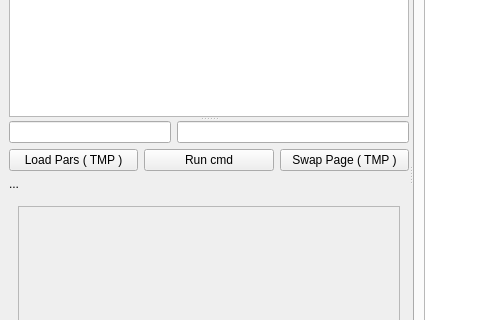
The window that src/client/client.ui (ccp4/DUI2) describes before a commit, drawn with Qt 5; both pictures show x 0 to 480 and y 117 to 437 of the 734 by 582 pixel window.
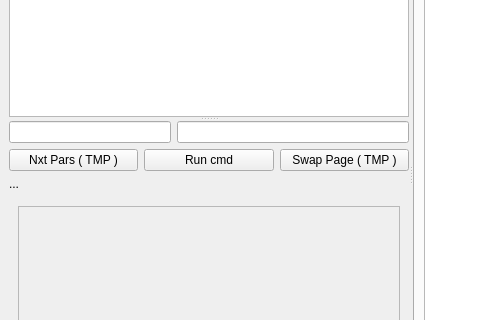
The same window after the commit.

Commit message: connecting temporarily parameters with line input

```diff
--- a/src/client/client.ui
+++ b/src/client/client.ui
@@ -49,7 +49,7 @@
            <item>
             <widget class="QPushButton" name="LoadParsButton">
              <property name="text">
-              <string>Load Pars ( TMP )</string>
+              <string>Nxt Pars ( TMP )</string>
              </property>
             </widget>
            </item>
```
Left out of the diff: 4 changed lines with no effect on the pictures. The commit also changes 1 other file.
